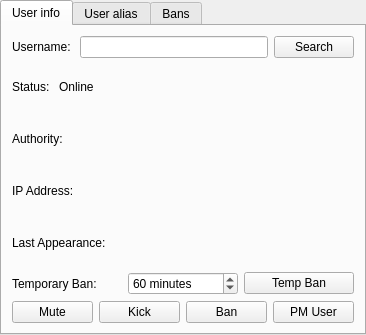
This is src/Teambuilder/controlpanel.ui in po-devs/pokemon-online as Qt 5 draws it before an edit. The edited form follows.
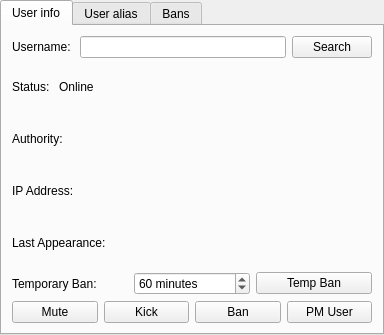
This is the edited form.

Diff of the .ui file:
```diff
--- a/src/Teambuilder/controlpanel.ui
+++ b/src/Teambuilder/controlpanel.ui
@@ -6,7 +6,7 @@
    <rect>
     <x>0</x>
     <y>0</y>
-    <width>366</width>
+    <width>384</width>
     <height>335</height>
    </rect>
   </property>
```
Left out of the diff: 6 changed lines with no effect on the pictures.
